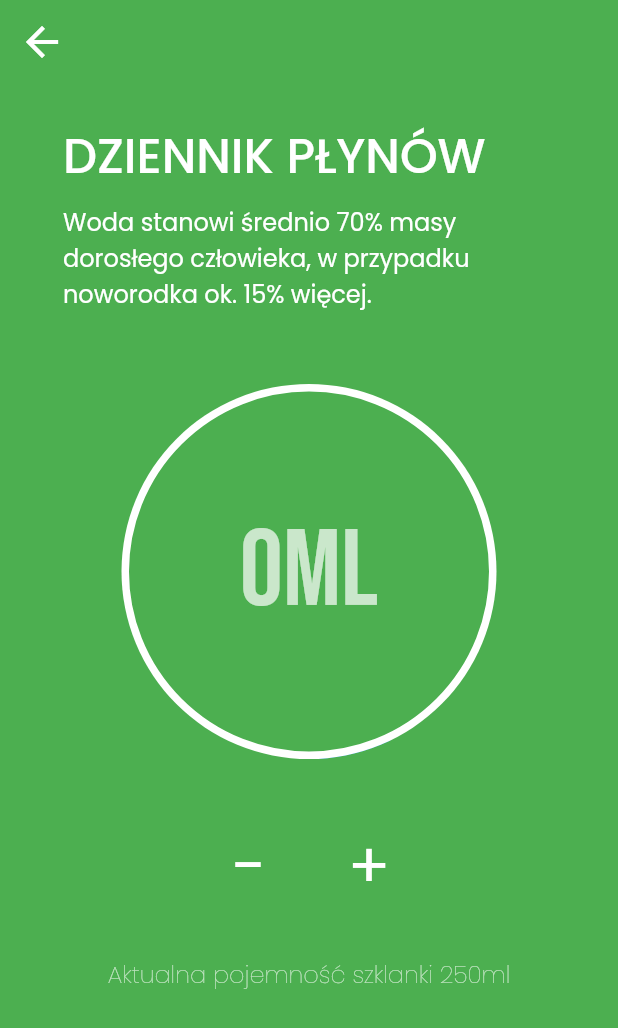
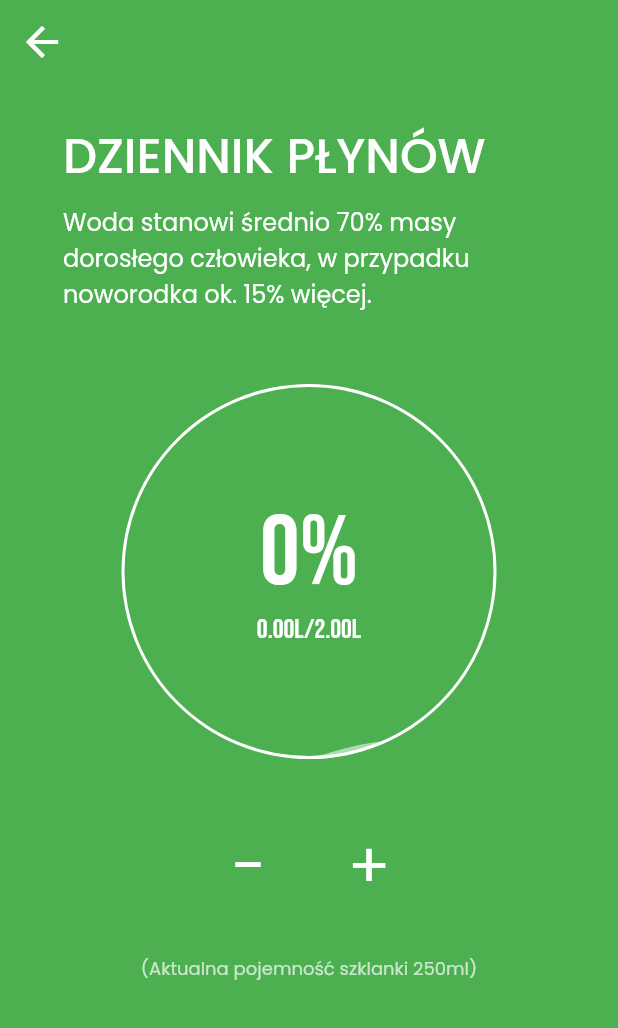
Before and after one commit to wojciechkubiak/feelwell-essentials, a Flutter app: the screen it shows after launch, after a tap on "Ćwiczenie", on a phone screen of 412 x 824 dp. Shown: the top 1028 px of the screen. Run offline on Flutter 3.47's test engine with Material 2 defaults, Android fonts, the phone set to English and light mode, and no system bars; our stand-ins replace bloc, equatable, flutter_bloc, google_fonts, liquid_progress_indicator, loading_animation_widget and 2 more; missing offline and left inert: cupertino_will_pop_scope; accounts and stored records are empty.

Commit message:
Design and water fix

```diff
--- a/lib/blocs/home/home_bloc.dart
+++ b/lib/blocs/home/home_bloc.dart
@@ -24,6 +24,7 @@ class HomeBloc extends Bloc<HomeEvent, HomeState> {
         _settingsService = settingsService,
         super(HomeInitial()) {
     on<HomeShowPage>(_mapHomePage);
+    on<HomeShowPageBack>(_mapHomePageBack);
     on<HomeShowSplash>(_mapHomeSplash);
     on<HomeShowLoading>(_mapHomeLoading);
     on<HomeShowExercise>(_mapHomeExercise);
@@ -34,7 +35,8 @@ class HomeBloc extends Bloc<HomeEvent, HomeState> {
   }
 
   void _mapHomePage(HomeEvent event, Emitter<HomeState> emit) async {
-    emit(HomeLoading());
+    emit(HomeSplash());
+    await Future.delayed(const Duration(seconds: 2));
 
     try {
       SettingsModel? settingsData = await _settingsService.initSettings();
@@ -48,6 +50,10 @@ class HomeBloc extends Bloc<HomeEvent, HomeState> {
       print(e.toString());
       emit(HomeError());
     }
+  }
+
+  void _mapHomePageBack(HomeEvent event, Emitter<HomeState> emit) async {
+    emit(HomePage());
   }
 
   void _mapHomeLoading(HomeEvent event, Emitter<HomeState> emit) async {
--- a/lib/blocs/home/home_event.dart
+++ b/lib/blocs/home/home_event.dart
@@ -5,6 +5,11 @@ abstract class HomeEvent extends Equatable {
 }
 
 class HomeShowPage extends HomeEvent {
+  @override
+  List<Object> get props => [];
+}
+
+class HomeShowPageBack extends HomeEvent {
   @override
   List<Object> get props => [];
 }
--- a/lib/components/app_name.dart
+++ b/lib/components/app_name.dart
@@ -3,10 +3,12 @@ import 'package:google_fonts/google_fonts.dart';
 
 class AppName extends StatelessWidget {
   final Color color;
+  final double fontSize;
 
   const AppName({
     Key? key,
     this.color = Colors.white,
+    this.fontSize = 62,
   }) : super(key: key);
 
   @override
@@ -15,7 +17,7 @@ class AppName extends StatelessWidget {
       'Feelwell Essentials',
       textAlign: TextAlign.center,
       style: GoogleFonts.bebasNeue(
-        fontSize: 62,
+        fontSize: fontSize,
         color: color,
         fontWeight: FontWeight.w700,
         fontStyle: FontStyle.italic,
--- a/lib/components/scaffold_wrapper.dart
+++ b/lib/components/scaffold_wrapper.dart
@@ -4,41 +4,46 @@ import 'package:cupertino_will_pop_scope/cupertino_will_pop_scope.dart';
 
 class ScaffoldWrapper extends StatelessWidget {
   final Widget body;
-  final Function onBack;
+  final Function? onBack;
+  final SystemUiOverlayStyle? overlayStyle;
+  final Color? backgroundColor;
 
   const ScaffoldWrapper({
     Key? key,
     required this.body,
-    required this.onBack,
+    this.onBack,
+    this.overlayStyle = const SystemUiOverlayStyle(
+      statusBarColor: Colors.green,
+      statusBarIconBrightness: Brightness.light,
+      statusBarBrightness: Brightness.dark,
+    ),
+    this.backgroundColor = Colors.green,
   }) : super(key: key);
 
   @override
   Widget build(BuildContext context) {
     return Scaffold(
       extendBody: true,
-      backgroundColor: Colors.green,
+      backgroundColor: backgroundColor,
       appBar: AppBar(
-        systemOverlayStyle: const SystemUiOverlayStyle(
-          statusBarColor: Colors.green,
-
-          statusBarIconBrightness: Brightness.light, // For Android (dark icons)
-          statusBarBrightness: Brightness.dark, // For iOS (dark icons)
-        ),
-        backgroundColor: Colors.green,
+        systemOverlayStyle: overlayStyle,
+        backgroundColor: backgroundColor,
         iconTheme: const IconThemeData(color: Colors.green),
         elevation: 0,
-        leading: GestureDetector(
-          onTap: () => onBack(),
-          child: const Icon(
-            Icons.arrow_back,
-            size: 32,
-            color: Colors.white,
-          ),
-        ),
+        leading: onBack is Function
+            ? GestureDetector(
+                onTap: () => onBack!(),
+                child: const Icon(
+                  Icons.arrow_back,
+                  size: 32,
+                  color: Colors.white,
+                ),
+              )
+            : null,
       ),
       body: ConditionalWillPopScope(
         shouldAddCallback: true,
-        onWillPop: () => onBack(),
+        onWillPop: () => onBack is Function ? onBack!() : null,
         child: body,
       ),
     );
--- a/lib/main.dart
+++ b/lib/main.dart
@@ -42,10 +42,7 @@ class MyApp extends StatelessWidget {
           cursorColor: Colors.white,
         ),
       ),
-      home: const Scaffold(
-        extendBody: true,
-        body: Center(child: MyHomePage()),
-      ),
+      home: const Center(child: MyHomePage()),
     );
   }
 }
--- a/lib/models/settings.dart
+++ b/lib/models/settings.dart
@@ -1,6 +1,5 @@
 class SettingsModel {
   int id;
-  int waterCapacity;
   int waterToDrink;
   int glassSize;
   int fastingLength;
@@ -11,7 +10,6 @@ class SettingsModel {
 
   SettingsModel({
     required this.id,
-    required this.waterCapacity,
     required this.waterToDrink,
     required this.glassSize,
     required this.fastingLength,
@@ -24,7 +22,6 @@ class SettingsModel {
   factory SettingsModel.fromJson(Map<String, dynamic> json) {
     SettingsModel settings = SettingsModel(
       id: json['id'],
-      waterCapacity: json['waterCapacity'],
       waterToDrink: json['waterToDrink'],
       glassSize: json['glassSize'],
       fastingLength: json['fastingLength'],
@@ -39,7 +36,6 @@ class SettingsModel {
   Map<String, dynamic> toJson() {
     final Map<String, dynamic> data = {};
     data['id'] = id;
-    data['waterCapacity'] = waterCapacity;
     data['waterToDrink'] = waterToDrink;
     data['glassSize'] = glassSize;
     data['fastingLength'] = fastingLength;
@@ -52,7 +48,6 @@ class SettingsModel {
 
   List<dynamic> get props => [
         id,
-        waterCapacity,
         waterToDrink,
         glassSize,
         fastingLength,
--- a/lib/pages/exercise.dart
+++ b/lib/pages/exercise.dart
@@ -11,7 +11,7 @@ class Exercise extends StatelessWidget {
   Widget build(BuildContext context) {
     return ScaffoldWrapper(
       onBack: () => BlocProvider.of<HomeBloc>(context).add(
-        HomeShowPage(),
+        HomeShowPageBack(),
       ),
       body: Center(
         child: ElevatedButton(
--- a/lib/pages/fasting.dart
+++ b/lib/pages/fasting.dart
@@ -11,7 +11,7 @@ class Fasting extends StatelessWidget {
   Widget build(BuildContext context) {
     return ScaffoldWrapper(
       onBack: () => BlocProvider.of<HomeBloc>(context).add(
-        HomeShowPage(),
+        HomeShowPageBack(),
       ),
       body: Center(
         child: ElevatedButton(
--- a/lib/pages/intro.dart
+++ b/lib/pages/intro.dart
@@ -1,5 +1,6 @@
 import 'package:feelwell_essentials/components/app_name.dart';
 import 'package:feelwell_essentials/components/loader.dart';
+import 'package:feelwell_essentials/components/scaffold_wrapper.dart';
 import 'package:flutter/material.dart';
 import 'package:lottie/lottie.dart';
 
@@ -8,7 +9,8 @@ class Intro extends StatelessWidget {
 
   @override
   Widget build(BuildContext context) {
-    return Container(
+    return ScaffoldWrapper(
+      body: Container(
         width: double.infinity,
         height: double.infinity,
         color: Colors.green,
@@ -24,6 +26,7 @@ class Intro extends StatelessWidget {
             const Loader(color: Colors.white),
           ],
         ),
+      ),
     );
   }
 }
--- a/lib/pages/loading.dart
+++ b/lib/pages/loading.dart
@@ -1,3 +1,4 @@
+import 'package:feelwell_essentials/components/scaffold_wrapper.dart';
 import 'package:flutter/material.dart';
 import 'package:lottie/lottie.dart';
 
@@ -6,7 +7,8 @@ class Loading extends StatelessWidget {
 
   @override
   Widget build(BuildContext context) {
-    return Container(
+    return ScaffoldWrapper(
+      body: Container(
         width: double.infinity,
         height: double.infinity,
         color: Colors.green,
@@ -16,6 +18,7 @@ class Loading extends StatelessWidget {
             fit: BoxFit.fitWidth,
           ),
         ),
+      ),
     );
   }
 }
--- a/lib/pages/meditation.dart
+++ b/lib/pages/meditation.dart
@@ -11,7 +11,7 @@ class Meditation extends StatelessWidget {
   Widget build(BuildContext context) {
     return ScaffoldWrapper(
       onBack: () => BlocProvider.of<HomeBloc>(context).add(
-        HomeShowPage(),
+        HomeShowPageBack(),
       ),
       body: Center(
         child: ElevatedButton(
--- a/lib/pages/menu.dart
+++ b/lib/pages/menu.dart
@@ -1,11 +1,13 @@
 import 'package:feelwell_essentials/components/app_name.dart';
 import 'package:feelwell_essentials/components/navigation_button.dart';
+import 'package:feelwell_essentials/components/scaffold_wrapper.dart';
 import 'package:feelwell_essentials/pages/exercise.dart';
 import 'package:feelwell_essentials/pages/fasting.dart';
 import 'package:feelwell_essentials/pages/meditation.dart';
 import 'package:feelwell_essentials/pages/settings.dart';
 import 'package:feelwell_essentials/pages/water.dart';
 import 'package:flutter/material.dart';
+import 'package:flutter/services.dart';
 import 'package:flutter_bloc/flutter_bloc.dart';
 
 import '../blocs/home/home_bloc.dart';
@@ -15,17 +17,21 @@ class Menu extends StatelessWidget {
 
   @override
   Widget build(BuildContext context) {
-    return Container(
-      width: double.infinity,
-      padding: const EdgeInsets.all(8.0),
-      child: SingleChildScrollView(
-        child: Column(
-          mainAxisAlignment: MainAxisAlignment.center,
-          crossAxisAlignment: CrossAxisAlignment.stretch,
-          children: [
-            const AppName(color: Colors.black87),
-            const SizedBox(height: 32),
-            Column(
+    return ScaffoldWrapper(
+      overlayStyle: const SystemUiOverlayStyle(
+        statusBarColor: Colors.white,
+        statusBarIconBrightness: Brightness.dark, // For Android (dark icons)
+        statusBarBrightness: Brightness.light, // For iOS (dark icons)
+      ),
+      backgroundColor: Colors.white,
+      body: Container(
+        width: double.infinity,
+        padding: const EdgeInsets.symmetric(horizontal: 8.0),
+        child: Center(
+          child: SingleChildScrollView(
+            child: Column(
+              mainAxisAlignment: MainAxisAlignment.center,
+              mainAxisSize: MainAxisSize.max,
               children: [
                 Row(
                   mainAxisAlignment: MainAxisAlignment.spaceEvenly,
@@ -97,7 +103,7 @@ class Menu extends StatelessWidget {
                 ),
               ],
             ),
-          ],
+          ),
         ),
       ),
     );
--- a/lib/pages/water.dart
+++ b/lib/pages/water.dart
@@ -27,10 +27,142 @@ class Water extends StatefulWidget {
 }
 
 class _WaterState extends State<Water> {
+  final WaterService _waterService = WaterService();
+  late WaterModel waterCopy;
+  bool isError = false;
+
+  @override
+  void initState() {
+    setState(() => waterCopy = widget.water);
+    super.initState();
+  }
+
+  Widget header() {
+    return Padding(
+      padding: const EdgeInsets.only(bottom: 8.0),
+      child: Text(
+        'DZIENNIK PŁYNÓW',
+        style: GoogleFonts.poppins(
+          fontSize: 32,
+          color: Colors.white,
+          fontWeight: FontWeight.w500,
+        ),
+        textAlign: TextAlign.start,
+      ),
+    );
+  }
+
+  Widget description() {
+    return Text(
+      'Woda stanowi średnio 70% masy dorosłego człowieka, w przypadku noworodka ok. 15% więcej.',
+      style: GoogleFonts.poppins(
+        fontSize: 16,
+        color: Colors.white,
+        fontWeight: FontWeight.w400,
+      ),
+      textAlign: TextAlign.start,
+    );
+  }
+
+  Widget metter() {
+    String percentage =
+        (waterCopy.drunk / waterCopy.toDrink * 100).toStringAsFixed(0);
+    String drunkLiters = (waterCopy.drunk / 1000).toStringAsFixed(2);
+    String toDrinkLiters = (waterCopy.toDrink / 1000).toStringAsFixed(2);
+
+    return Padding(
+      padding: const EdgeInsets.symmetric(vertical: 24),
+      child: SizedBox(
+        width: 250,
+        height: 250,
+        child: LiquidCircularProgressIndicator(
+          value: waterCopy.drunk / waterCopy.toDrink, // Defaults to 0.5.
+          valueColor: const AlwaysStoppedAnimation(
+            Colors.white54,
+          ),
+          backgroundColor: Colors.green,
+          borderColor: Colors.white,
+          borderWidth: 2,
+          direction: Axis.vertical,
+          center: Column(
+            mainAxisAlignment: MainAxisAlignment.center,
+            children: [
+              Text(
+                '$percentage%',
+                style: GoogleFonts.bebasNeue(
+                  fontSize: 66,
+                  color: Colors.white,
+                  fontWeight: FontWeight.w500,
+                ),
+              ),
+              Text(
+                '${drunkLiters}L/${toDrinkLiters}L',
+                style: GoogleFonts.bebasNeue(
+                  fontSize: 18,
+                  color: Colors.white,
+                  fontWeight: FontWeight.w500,
+                ),
+              ),
+            ],
+          ),
+        ),
+      ),
+    );
+  }
+
+  Widget button({
+    required String sign,
+    required Function() onClick,
+    EdgeInsets padding = const EdgeInsets.only(right: 8.0),
+  }) {
+    return Padding(
+      padding: padding,
+      child: TransparentButton(
+        onPressed: onClick,
+        body: Text(
+          sign,
+          textAlign: TextAlign.center,
+          style: GoogleFonts.poppins(
+            fontSize: 42,
+            color: Colors.white,
+            fontWeight: FontWeight.w400,
+          ),
+        ),
+      ),
+    );
+  }
+
+  Widget subtext() {
+    return Text(
+      '(Aktualna pojemność szklanki ${widget.glassSize}ml)',
+      style: GoogleFonts.poppins(
+        fontSize: 12,
+        color: Colors.white70,
+        fontWeight: FontWeight.w400,
+      ),
+      textAlign: TextAlign.start,
+    );
+  }
+
+  Widget error() {
+    return Padding(
+      padding: const EdgeInsets.symmetric(horizontal: 28.0),
+      child: Text(
+        'Coś poszło nie tak przy próbie dodania wody. Spróbuj ponownie.',
+        style: GoogleFonts.poppins(
+          fontSize: 12,
+          color: Colors.white70,
+          fontWeight: FontWeight.w200,
+        ),
+        textAlign: TextAlign.start,
+      ),
+    );
+  }
+
   Widget body() {
     return ScaffoldWrapper(
       onBack: () => BlocProvider.of<HomeBloc>(context).add(
-        HomeShowPage(),
+        HomeShowPageBack(),
       ),
       body: SingleChildScrollView(
         child: Column(
@@ -45,103 +177,61 @@ class _WaterState extends State<Water> {
               child: Column(
                 crossAxisAlignment: CrossAxisAlignment.start,
                 children: [
-                  Padding(
-                    padding: const EdgeInsets.only(bottom: 8.0),
-                    child: Text(
-                      'DZIENNIK PŁYNÓW',
-                      style: GoogleFonts.poppins(
-                        fontSize: 32,
-                        color: Colors.white,
-                        fontWeight: FontWeight.w500,
-                      ),
-                      textAlign: TextAlign.start,
-                    ),
-                  ),
-                  Text(
-                    'Woda stanowi średnio 70% masy dorosłego człowieka, w przypadku noworodka ok. 15% więcej.',
-                    style: GoogleFonts.poppins(
-                      fontSize: 16,
-                      color: Colors.white,
-                      fontWeight: FontWeight.w400,
-                    ),
-                    textAlign: TextAlign.start,
-                  ),
+                  header(),
+                  description(),
                 ],
               ),
             ),
-            Padding(
-              padding: const EdgeInsets.symmetric(vertical: 24),
-              child: SizedBox(
-                width: 250,
-                height: 250,
-                child: LiquidCircularProgressIndicator(
-                  value: widget.water.drunk /
-                      widget.water.toDrink, // Defaults to 0.5.
-                  valueColor: const AlwaysStoppedAnimation(
-                    Colors.blue,
-                  ),
-                  backgroundColor: Colors.green,
-                  borderColor: Colors.white,
-                  borderWidth: 5,
-                  direction: Axis.vertical,
-                  center: Text(
-                    '${widget.water.drunk}ML',
-                    style: GoogleFonts.bebasNeue(
-                      fontSize: 72,
-                      color: Colors.white70,
-                      fontWeight: FontWeight.w500,
-                    ),
-                  ),
-                ),
-              ),
-            ),
+            metter(),
             Padding(
               padding: const EdgeInsets.only(bottom: 12),
               child: Row(
                 mainAxisAlignment: MainAxisAlignment.center,
                 children: [
-                  Padding(
-                    padding: const EdgeInsets.only(right: 8.0),
-                    child: TransparentButton(
-                      onPressed: () {},
-                      body: Text(
-                        '-',
-                        textAlign: TextAlign.center,
-                        style: GoogleFonts.poppins(
-                          fontSize: 42,
-                          color: Colors.white,
-                          fontWeight: FontWeight.w400,
-                        ),
-                      ),
-                    ),
+                  button(
+                    sign: '-',
+                    onClick: () async {
+                      setState(() => isError = false);
+
+                      int newWaterDrunk = waterCopy.drunk - widget.glassSize;
+                      bool isWaterUpdated =
+                          await _waterService.updateDrunkWater(
+                              drunk: newWaterDrunk > 0 ? newWaterDrunk : 0);
+
+                      if (isWaterUpdated) {
+                        setState(() {
+                          waterCopy.drunk =
+                              newWaterDrunk > 0 ? newWaterDrunk : 0;
+                        });
+                      } else {
+                        setState(() => isError = true);
+                      }
+                    },
                   ),
-                  Padding(
+                  button(
+                    sign: '+',
+                    onClick: () async {
+                      setState(() => isError = false);
+
+                      int newWaterDrunk = waterCopy.drunk + widget.glassSize;
+                      bool isWaterUpdated = await _waterService
+                          .updateDrunkWater(drunk: newWaterDrunk);
+
+                      if (isWaterUpdated) {
+                        setState(() {
+                          waterCopy.drunk = newWaterDrunk;
+                        });
+                      } else {
+                        setState(() => isError = true);
+                      }
+                    },
                     padding: const EdgeInsets.only(left: 8.0),
-                    child: TransparentButton(
-                      onPressed: () {},
-                      body: Text(
-                        '+',
-                        textAlign: TextAlign.center,
-                        style: GoogleFonts.poppins(
-                          fontSize: 42,
-                          color: Colors.white,
-                          fontWeight: FontWeight.w400,
-                        ),
-                      ),
-                    ),
                   ),
                 ],
               ),
             ),
-            Text(
-              'Aktualna pojemność szklanki ${widget.glassSize}ml',
-              style: GoogleFonts.poppins(
-                fontSize: 16,
-                color: Colors.white70,
-                fontWeight: FontWeight.w200,
-              ),
-              textAlign: TextAlign.start,
-            ),
+            subtext(),
+            if (isError) error(),
           ],
         ),
       ),
--- a/lib/services/settings.dart
+++ b/lib/services/settings.dart
@@ -13,7 +13,6 @@ abstract class DataSettingsService {
 class SettingsService extends DataSettingsService {
   final SettingsModel _defaultSettings = SettingsModel(
     id: 1,
-    waterCapacity: 250,
     waterToDrink: 2000,
     glassSize: 250,
     fastingLength: 14,
@@ -86,8 +85,7 @@ class SettingsService extends DataSettingsService {
         int currentId = currentSettings.id;
 
         int count = await db.rawUpdate(
-          '''UPDATE settings SET waterCapacity = ?,
-        waterToDrink = ?,
+          '''UPDATE settings SET waterToDrink = ?,
         glassSize = ?,
         fastingLength = ?,
         fastingStartHour = ?,
@@ -96,7 +94,6 @@ class SettingsService extends DataSettingsService {
         meditationLength = ?
         WHERE id = ?''',
           [
-            settingsModel.waterCapacity,
             settingsModel.waterToDrink,
             settingsModel.glassSize,
             settingsModel.fastingLength,
--- a/lib/services/storage.dart
+++ b/lib/services/storage.dart
@@ -10,10 +10,10 @@ class StorageService extends DataStorageService {
   @override
   Future<Database> getDatabase() async {
     final database = openDatabase(
-      join(await getDatabasesPath(), 'star_metter.db'),
+      join(await getDatabasesPath(), 'feelwell_essentials.db'),
       onCreate: (db, version) async {
         await db.execute(
-            'CREATE TABLE settings (id INTEGER PRIMARY KEY, waterCapacity INTEGER, waterToDrink INTEGER, glassSize INTEGER, fastingLength INTEGER, fastingStartHour INTEGER, fastingStartMinutes	INTEGER, exerciseLength INTEGER, meditationLength INTEGER)');
+            'CREATE TABLE settings (id INTEGER PRIMARY KEY, waterToDrink INTEGER, glassSize INTEGER, fastingLength INTEGER, fastingStartHour INTEGER, fastingStartMinutes	INTEGER, exerciseLength INTEGER, meditationLength INTEGER)');
         await db.execute(
             'CREATE TABLE water (id INTEGER, drunk INTEGER, toDrink INTEGER)');
         await db.execute(
```
Also changed, not shown: lib/pages/settings.dart (+24 -17 lines), lib/services/water.dart (+23 -2 lines), 1 other file. Lines whose indentation alone changed are shown as unchanged.
